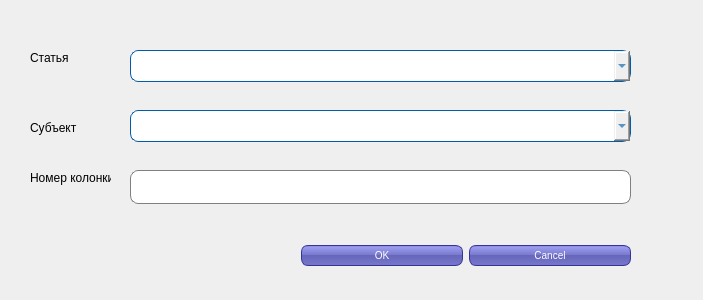
Above: ARMInspectorGUI/Forms/RptColumn/RptColumnEditForm.ui from sid1980/ARMInspector before the change. Below: the same form after it.
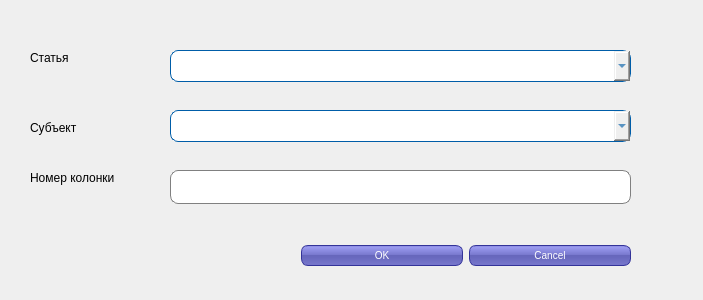
That is the form after the change. Icons and pictures are not drawn.

Commit message: linux version     RptColumn

What changed in the file:
```diff
--- a/ARMInspectorGUI/Forms/RptColumn/RptColumnEditForm.ui
+++ b/ARMInspectorGUI/Forms/RptColumn/RptColumnEditForm.ui
@@ -131,7 +131,7 @@
     <rect>
      <x>30</x>
      <y>170</y>
-     <width>81</width>
+     <width>111</width>
      <height>16</height>
     </rect>
    </property>
@@ -142,9 +142,9 @@
   <widget class="QComboBox" name="comboBox">
    <property name="geometry">
     <rect>
-     <x>130</x>
+     <x>170</x>
      <y>50</y>
-     <width>501</width>
+     <width>461</width>
      <height>32</height>
     </rect>
    </property>
@@ -152,9 +152,9 @@
   <widget class="QComboBox" name="comboBox_2">
    <property name="geometry">
     <rect>
-     <x>130</x>
+     <x>170</x>
      <y>110</y>
-     <width>501</width>
+     <width>461</width>
      <height>32</height>
     </rect>
    </property>
@@ -162,9 +162,9 @@
   <widget class="QLineEdit" name="lineEdit">
    <property name="geometry">
     <rect>
-     <x>130</x>
+     <x>170</x>
      <y>170</y>
-     <width>501</width>
+     <width>461</width>
      <height>34</height>
     </rect>
    </property>
```
Left out of the diff: 4 changed lines with no effect on the pictures. The commit also changes 8 other files.
